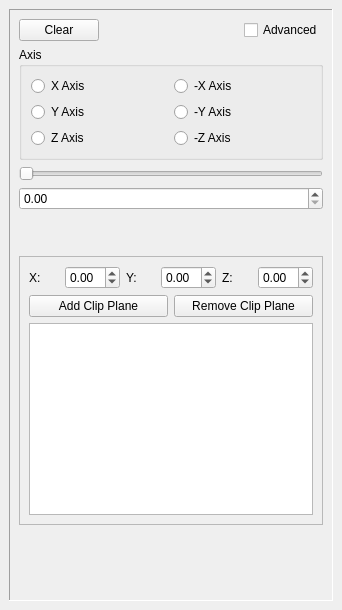
Before: the Qt Designer form Helios/Qt/Plugins/ClipPlanes/ClipPlanes.ui in perryiv/cadkit, drawn with Qt 5.
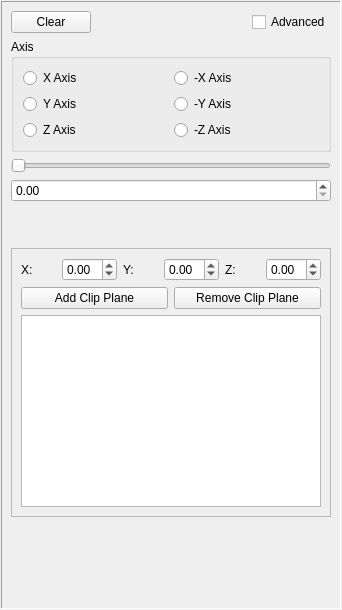
After: the same form once the commit is applied.

What changed in the file:
```diff
--- a/Helios/Qt/Plugins/ClipPlanes/ClipPlanes.ui
+++ b/Helios/Qt/Plugins/ClipPlanes/ClipPlanes.ui
@@ -14,7 +14,7 @@
   </property>
   <layout class="QVBoxLayout" >
    <property name="margin" >
-    <number>9</number>
+    <number>1</number>
    </property>
    <property name="spacing" >
     <number>6</number>
```
Left out of the diff: 2 changed lines with no effect on the pictures.
